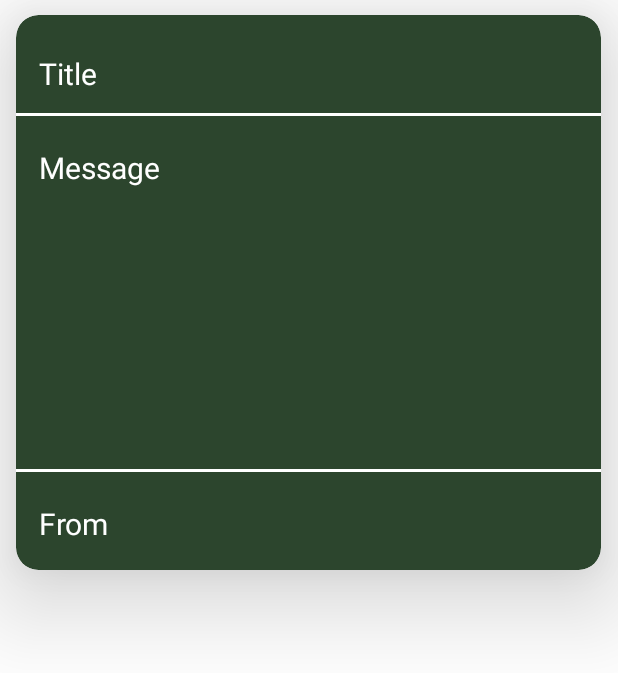
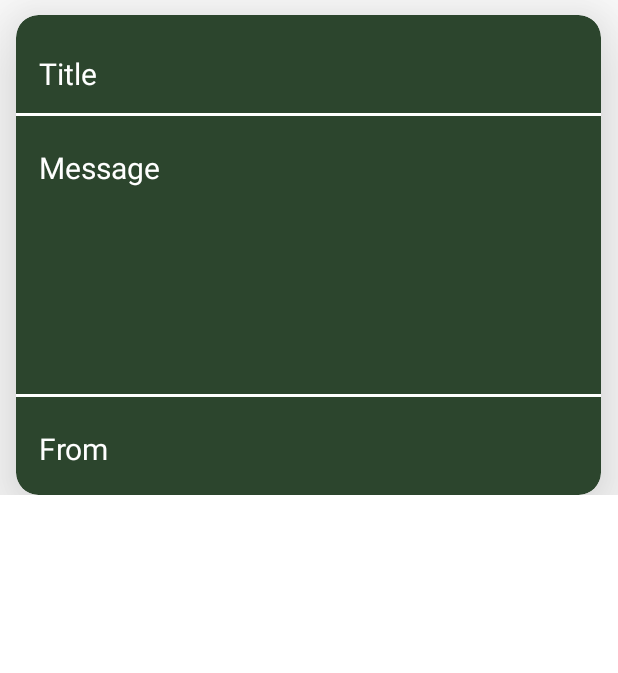
Before and after one commit to EvilMorty13/Project-Office-Room, an Android app: the layout announcements.xml on its own in the app's theme, with its tools: preview values and no code run, on a phone screen of 412 x 824 dp. Shown: the top 673 px of the screen. Run offline under Robolectric (Android 15) with nearby library versions, the phone set to English and light mode, and no system bars; Roboto replaces fonts that are not available here.

```diff
--- a/app/src/main/res/layout/announcements.xml
+++ b/app/src/main/res/layout/announcements.xml
@@ -1,13 +1,14 @@
 <?xml version="1.0" encoding="utf-8"?>
 <RelativeLayout xmlns:android="http://schemas.android.com/apk/res/android"
     android:layout_width="match_parent"
-    android:layout_height="match_parent"
+    android:layout_height="wrap_content"
+    android:background="@color/white"
     xmlns:app="http://schemas.android.com/apk/res-auto">
 
     <androidx.cardview.widget.CardView
         android:id="@+id/message_cardview"
         android:layout_width="390dp"
-        android:layout_height="370dp"
+        android:layout_height="320dp"
         android:layout_centerHorizontal="true"
         android:layout_marginTop="10dp"
 
@@ -43,7 +44,7 @@
                 android:id="@+id/announcement_message"
                 android:layout_below="@+id/announcement_line_title"
                 android:layout_width="match_parent"
-                android:layout_height="230dp"
+                android:layout_height="180dp"
                 android:layout_centerHorizontal="true"
                 android:layout_marginTop="5dp"
                 android:text="Message"
--- a/app/src/main/res/layout/fragment_home.xml
+++ b/app/src/main/res/layout/fragment_home.xml
@@ -11,6 +11,7 @@
         android:id="@+id/recyclerViewID"
         android:layout_width="match_parent"
         android:layout_height="match_parent"
+        android:layout_marginBottom="80dp"
         />
 
 </FrameLayout>
```
Also changed, not shown: app/src/main/java/com/example/officeroom/DataAdapter.java (added, +53 -0 lines), app/src/main/java/com/example/officeroom/HomeFragment.java (+24 -4 lines).
